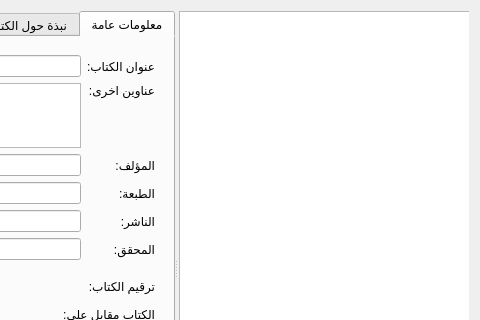
The window that src/librarybookmanagerwidget.ui (boussouira/moltaqa) describes before a commit, drawn with Qt 5; both pictures show x 180 to 660 and y 0 to 320 of the 660 by 536 pixel window.
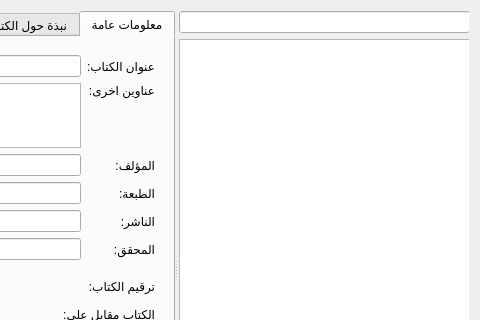
The same window after the commit. Custom widgets are drawn as their Qt base class.

Commit message: filter some control center widgets

Patch:
```diff
--- a/src/librarybookmanagerwidget.ui
+++ b/src/librarybookmanagerwidget.ui
@@ -16,12 +16,18 @@
   <property name="layoutDirection">
    <enum>Qt::RightToLeft</enum>
   </property>
-  <layout class="QVBoxLayout" name="verticalLayout_4">
+  <layout class="QVBoxLayout" name="verticalLayout_5">
    <item>
     <widget class="QSplitter" name="splitter">
      <property name="orientation">
       <enum>Qt::Horizontal</enum>
      </property>
+     <widget class="QWidget" name="">
+      <layout class="QVBoxLayout" name="verticalLayout_4">
+       <item>
+        <widget class="FancyLineEdit" name="lineFilter"/>
+       </item>
+       <item>
      <widget class="QTreeView" name="treeView">
       <property name="sizePolicy">
        <sizepolicy hsizetype="Expanding" vsizetype="Expanding">
@@ -39,6 +45,9 @@
        <bool>true</bool>
       </property>
      </widget>
+       </item>
+      </layout>
+     </widget>
      <widget class="QTabWidget" name="tabWidget">
       <property name="currentIndex">
        <number>0</number>
@@ -279,6 +288,13 @@
    </item>
   </layout>
  </widget>
+ <customwidgets>
+  <customwidget>
+   <class>FancyLineEdit</class>
+   <extends>QLineEdit</extends>
+   <header>fancylineedit.h</header>
+  </customwidget>
+ </customwidgets>
  <resources/>
  <connections/>
 </ui>
```
Lines whose indentation alone changed are shown as unchanged. The commit also changes 8 other files.
